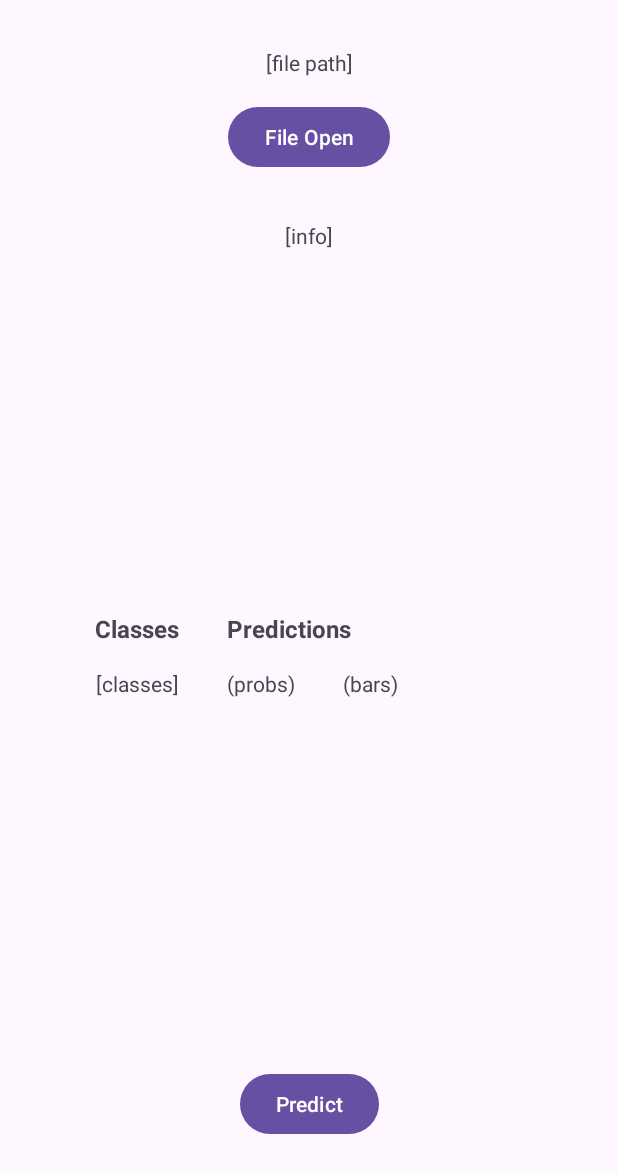
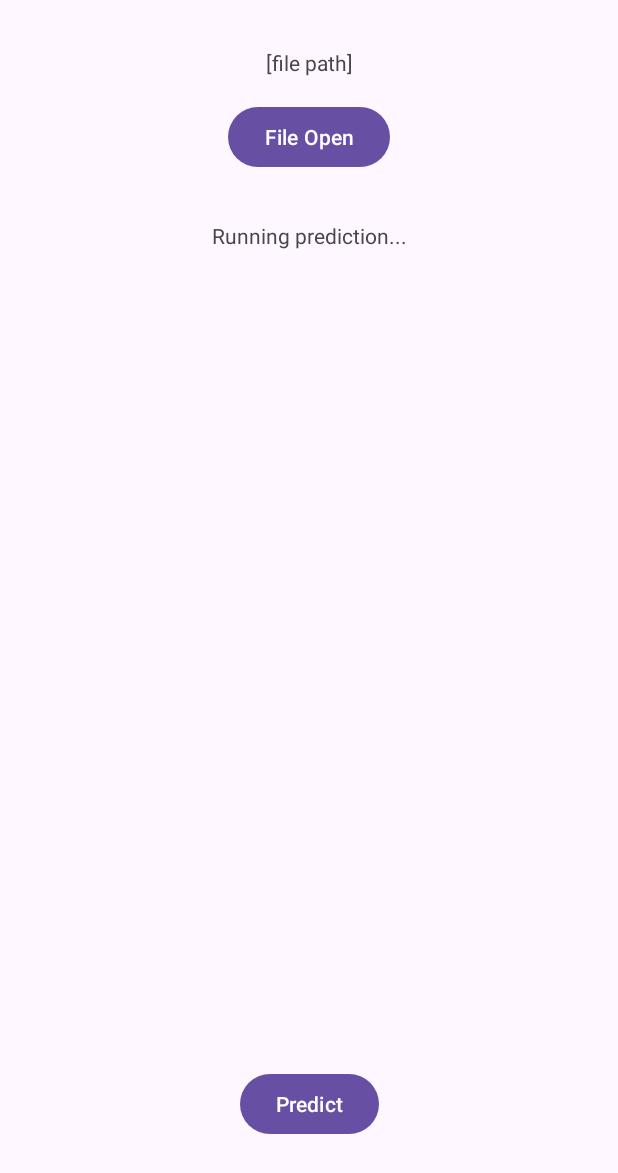
Before and after one commit to alexeyum/sound-event-finder, an Android app: the screen it shows after launch (MainActivity), after a tap on "Predict", on a phone screen of 412 x 824 dp. Shown: the top 1173 px of the screen. Run offline under Robolectric (Android 15) with nearby library versions, the phone set to English and light mode, and no system bars; libraries missing offline, so code that uses them is left out: com.developer.filepicker; 17 statements that could not run were skipped.

Commit message:
Rough formatted output for API call results.

```diff
--- a/app/app/build.gradle.kts
+++ b/app/app/build.gradle.kts
@@ -45,6 +45,7 @@ dependencies {
     implementation("com.google.android.material:material:1.11.0")
     implementation("androidx.constraintlayout:constraintlayout:2.1.4")
     testImplementation("junit:junit:4.13.2")
+    testImplementation("org.json:json:20240303")
     androidTestImplementation("androidx.test.ext:junit:1.1.5")
     androidTestImplementation("androidx.test.espresso:espresso-core:3.5.1")
 
--- a/app/app/src/main/java/com/alexeyum/soundfinder/MainActivity.java
+++ b/app/app/src/main/java/com/alexeyum/soundfinder/MainActivity.java
@@ -13,6 +13,7 @@ import com.developer.filepicker.model.DialogConfigs;
 import com.developer.filepicker.model.DialogProperties;
 import com.developer.filepicker.view.FilePickerDialog;
 
+import org.json.JSONArray;
 import org.json.JSONException;
 import org.json.JSONObject;
 
@@ -34,6 +35,7 @@ import java.util.Arrays;
 import java.util.Collections;
 import java.util.List;
 import java.util.Locale;
+import java.util.concurrent.TimeUnit;
 
 import okhttp3.Call;
 import okhttp3.Callback;
@@ -49,15 +51,11 @@ public class MainActivity extends AppCompatActivity {
     private static final String TAG = "MainActivity";
 
     TextView tvFilePath;
-    TextView tvPredictionResult;
-    TextView tvPercentageBars;
-    TextView tvClassesNames;
     TextView tvInfo;
     FilePickerDialog fileDialog;
 
     // file path for processing
     String filePath;
-
 
     static final String API_URL = "https://api.runpod.ai/v2/mu386vlbjedica/runsync";
     public static final MediaType JSON = MediaType.get("application/json");
@@ -68,9 +66,6 @@ public class MainActivity extends AppCompatActivity {
         setContentView(R.layout.activity_main);
 
         tvFilePath = findViewById(R.id.tvFilePath);
-        tvPredictionResult = findViewById(R.id.tvPredictionResult);
-        tvPercentageBars = findViewById(R.id.tvPercentageBars);
-        tvClassesNames = findViewById(R.id.tvClassesNames);
         tvInfo = findViewById(R.id.tvInfo);
 
         setUpFileOpener();
@@ -103,7 +98,9 @@ public class MainActivity extends AppCompatActivity {
             return;
         }
 
-        OkHttpClient client = new OkHttpClient();
+        OkHttpClient client = new OkHttpClient.Builder()
+                .readTimeout(300, TimeUnit.SECONDS)
+                .build();
         RequestBody body = RequestBody.create(apiInput, JSON);
         Request request = new Request.Builder()
                 .url(API_URL)
@@ -112,19 +109,15 @@ public class MainActivity extends AppCompatActivity {
                 .post(body)
                 .build();
 
+        tvInfo.setText("Running prediction...");
+        Log.i(TAG, "Starting API call");
+
         client.newCall(request).enqueue(new Callback() {
             @Override
             public void onResponse(Call call, Response response) throws IOException {
                 if (response.isSuccessful() && response.body() != null) {
-                    String responseData = response.body().string();
-
-                    runOnUiThread(new Runnable() {
-                        @Override
-                        public void run() {
-                            tvInfo.setText(responseData);
-                        }
-                    });
-
+                    String strFormatted = formatEvents(response.body().string());
+                    runOnUiThread(() -> tvInfo.setText(strFormatted));
                 } else {
                     Log.e(TAG,"API call failed (onResponse)");
                 }
@@ -154,6 +147,32 @@ public class MainActivity extends AppCompatActivity {
 //        showResults(output);
     }
 
+    static protected String formatEvents(String jsonString) {
+        StringBuilder result = new StringBuilder();
+        try {
+            JSONObject json = new JSONObject(jsonString);
+            JSONArray events = json.getJSONObject("output").getJSONArray("events");
+            for (int i = 0; i < events.length(); i++) {
+                JSONArray eventData = events.getJSONArray(i);
+                String eventName = eventData.getString(0);
+                int fromSec = eventData.getInt(1);
+                int toSec = eventData.getInt(2);
+                String fmtEvent = secondsToTime(fromSec) + "-" + secondsToTime(toSec) +
+                                  " - " + eventName + "\n";
+                result.append(fmtEvent);
+            }
+        } catch (JSONException e) {
+            // TODO: better error handling
+            return "Error";
+        }
+
+        return result.toString();
+    }
+
+    static protected String secondsToTime(int seconds) {
+        return String.format(Locale.getDefault(), "%d:%02d", seconds / 60, seconds % 60);
+    }
+
     static protected String readFileAsBase64(String path) throws IOException {
         File file = new File(path);
         int size = (int)file.length();
@@ -173,40 +192,6 @@ public class MainActivity extends AppCompatActivity {
     protected String elapsedTimeFormat(long milliseconds) {
         return String.format(Locale.getDefault(), "%d.%d", milliseconds / 1000, milliseconds % 1000);
     }
-
-//    protected void showResults(float[] predictions) {
-//        List<String> classesListCopy = Arrays.asList(SOUND_CLASSES);
-//        ArrayList<String> sortedClasses = new ArrayList<>(classesListCopy);
-//
-//        // Note: comparator is in reverse
-//        sortedClasses.sort((left, right) ->
-//                Float.compare(predictions[classesListCopy.indexOf(right)],
-//                              predictions[classesListCopy.indexOf(left)]));
-//
-//        Float[] predictionsObject = new Float[predictions.length];
-//        for (int i = 0; i < predictions.length; i++) {
-//            predictionsObject[i] = predictions[i];
-//        }
-//        Arrays.sort(predictionsObject, Collections.reverseOrder());
-//
-//        StringBuilder classesText = new StringBuilder();
-//        for (String c : sortedClasses) {
-//            classesText.append(c).append("\n");
-//        }
-//        tvClassesNames.setText(classesText.toString());
-//
-//        StringBuilder barsText = new StringBuilder();
-//        for (float prob : predictionsObject) {
-//            barsText.append(percentageBars(prob, MAX_PERCENTAGE_BARS)).append("\n");
-//        }
-//        tvPercentageBars.setText(barsText.toString());
-//
-//        StringBuilder valuesText = new StringBuilder();
-//        for (float prob : predictionsObject) {
-//            valuesText.append(String.format(Locale.getDefault(),"%.2f", prob * 100)).append("%\n");
-//        }
-//        tvPredictionResult.setText(valuesText.toString());
-//    }
 
     protected void setUpFileOpener() {
         DialogProperties properties = new DialogProperties();
--- a/app/app/src/main/res/layout/activity_main.xml
+++ b/app/app/src/main/res/layout/activity_main.xml
@@ -37,66 +37,12 @@
         app:layout_constraintStart_toStartOf="parent" />
 
     <TextView
-        android:id="@+id/tvPredictionResult"
-        android:layout_width="wrap_content"
-        android:layout_height="wrap_content"
-        android:layout_marginStart="32dp"
-        android:lineSpacingExtra="10sp"
-        android:text="(probs)"
-        app:layout_constraintStart_toEndOf="@+id/tvClassesNames"
-        app:layout_constraintTop_toTopOf="@+id/tvClassesNames" />
-
-    <TextView
-        android:id="@+id/tvClassesNames"
-        android:layout_width="wrap_content"
-        android:layout_height="wrap_content"
-        android:layout_marginStart="64dp"
-        android:layout_marginTop="32dp"
-        android:lineSpacingExtra="10sp"
-        android:text="[classes]"
-        android:textAlignment="textEnd"
-        app:layout_constraintBottom_toTopOf="@+id/buttonPredict"
-        app:layout_constraintStart_toStartOf="parent"
-        app:layout_constraintTop_toBottomOf="@+id/tvInfo" />
-
-    <TextView
-        android:id="@+id/tvPercentageBars"
-        android:layout_width="wrap_content"
-        android:layout_height="wrap_content"
-        android:layout_marginStart="32dp"
-        android:lineSpacingExtra="10sp"
-        android:text="(bars)"
-        app:layout_constraintStart_toEndOf="@+id/tvPredictionResult"
-        app:layout_constraintTop_toTopOf="@+id/tvClassesNames" />
-
-    <TextView
-        android:id="@+id/textView"
-        android:layout_width="wrap_content"
-        android:layout_height="wrap_content"
-        android:layout_marginBottom="16dp"
-        android:text="Classes"
-        android:textSize="16sp"
-        android:textStyle="bold"
-        app:layout_constraintBottom_toTopOf="@+id/tvClassesNames"
-        app:layout_constraintEnd_toEndOf="@+id/tvClassesNames" />
-
-    <TextView
-        android:id="@+id/textView3"
-        android:layout_width="wrap_content"
-        android:layout_height="wrap_content"
-        android:layout_marginBottom="16dp"
-        android:text="Predictions"
-        android:textSize="16sp"
-        android:textStyle="bold"
-        app:layout_constraintBottom_toTopOf="@+id/tvPredictionResult"
-        app:layout_constraintStart_toStartOf="@+id/tvPredictionResult" />
-
-    <TextView
         android:id="@+id/tvInfo"
         android:layout_width="wrap_content"
         android:layout_height="wrap_content"
         android:layout_marginTop="32dp"
         android:text="[info]"
+        android:textAlignment="viewStart"
         app:layout_constraintEnd_toEndOf="parent"
         app:layout_constraintStart_toStartOf="parent"
         app:layout_constraintTop_toBottomOf="@+id/buttonOpen" />
```
Also changed, not shown: 1 other file.
